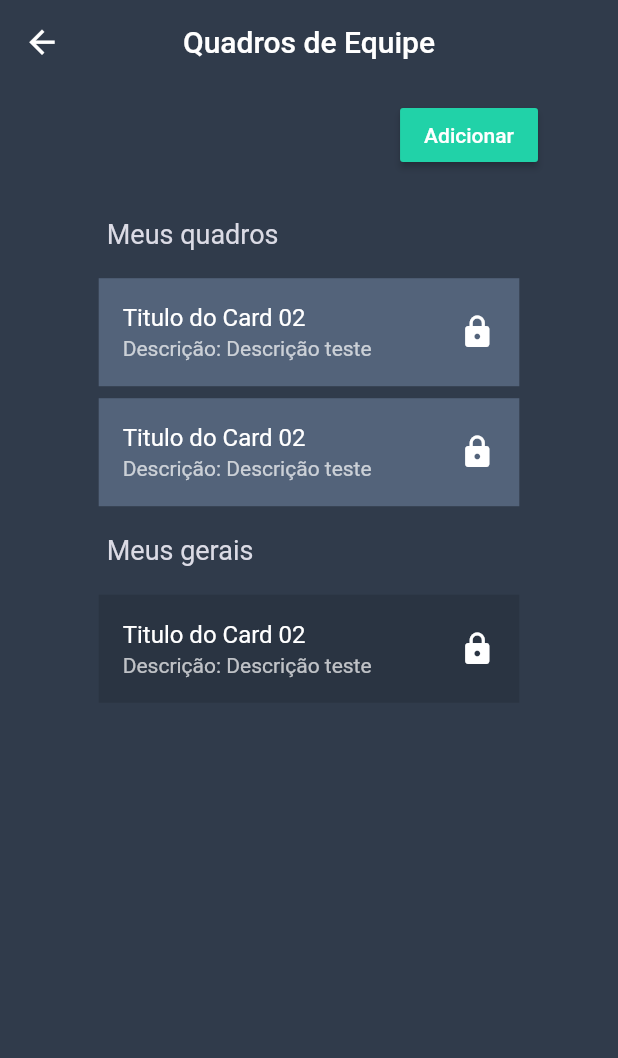
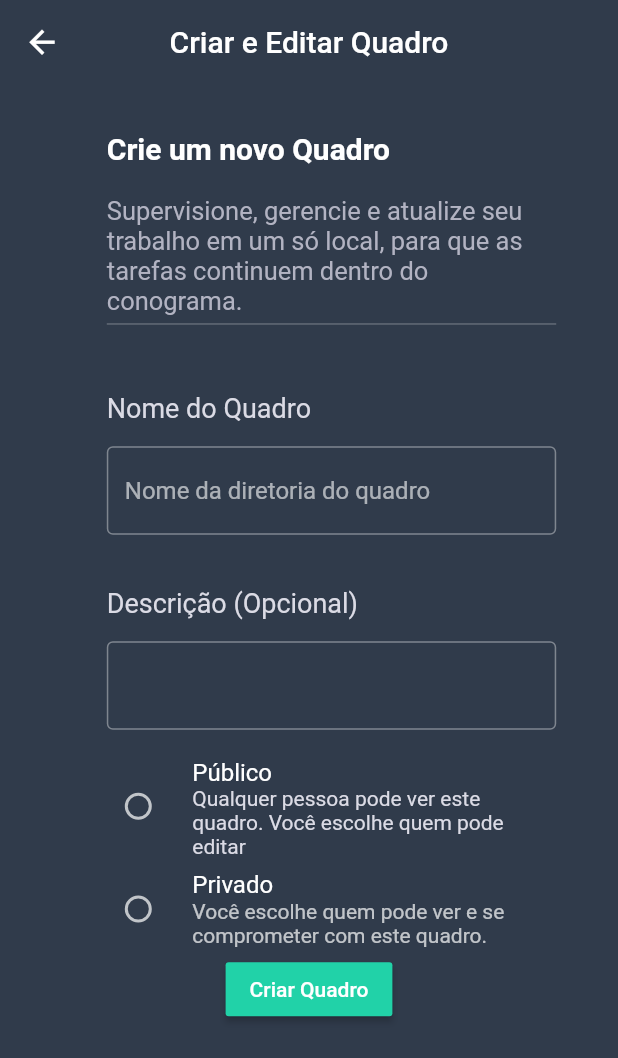
Before and after one commit to catalunha/pmsbmobile3, a Flutter app: the ControleTarefaHomePage screen opened by its route, after a tap on "Adicionar", on a phone screen of 412 x 824 dp. Shown: the top 1058 px of the screen. Run offline on Flutter 3.47's test engine with Material 2 defaults, Android fonts, the phone set to English and light mode, and no system bars; our stand-ins replace csv, file_picker, firebase_messaging, firebase_storage, flutter_local_notifications, flutter_markdown and 7 more; missing offline and left inert: dart:html, firebase, firebaseauth_wrapper, firebaseauth_wrapper_flutter, firebaseauth_wrapper_web, firestore_wrapper and 6 more; accounts and stored records are empty.

Commit message:
Design da tela de criacao e edicao de quadro de equipe do controle

```diff
--- a/lib/main.dart
+++ b/lib/main.dart
@@ -196,6 +196,7 @@ class MyApp extends StatelessWidget {
         //controle
         "/controle/home": (context) => ControleTarefaHomePage(authBloc),
         "/controle/quadro_tarefas": (context) => QuadroTarefasPageHomePage(authBloc),
+        "/controle/editar_criar_quadro": (context) => ControleEditarCriarPage(),
 
         //Painel
         "/painel/home": (context) => PainelListPage(authBloc),
--- /dev/null
+++ b/lib/pages/controle/controle_criar_editar_page.dart
@@ -0,0 +1,187 @@
+import 'package:flutter/material.dart';
+import 'package:pmsbmibile3/components/default_scaffold.dart';
+import 'package:pmsbmibile3/style/pmsb_colors.dart';
+import 'package:pmsbmibile3/style/pmsb_styles.dart';
+
+class ControleEditarCriarPage extends StatefulWidget {
+  @override
+  _ControleEditarCriarPageState createState() =>
+      _ControleEditarCriarPageState();
+}
+
+class _ControleEditarCriarPageState extends State<ControleEditarCriarPage> {
+  int botaoradioSelecionado;
+  @override
+  void initState() {
+    super.initState();
+    botaoradioSelecionado = 0;
+  }
+
+  setBotaoRadioSelecionado(int val) {
+    setState(() {
+      botaoradioSelecionado = val;
+    });
+  }
+
+  @override
+  Widget build(BuildContext context) {
+    return DefaultScaffold(
+      backgroundColor: PmsbColors.navbar,
+      backToRootPage: false,
+      title: Text("Criar e Editar Quadro"),
+      body: body(),
+    );
+  }
+
+  Widget body() {
+    return Container(
+      child: Column(
+        children: <Widget>[Expanded(child: mainQuadro())],
+      ),
+    );
+  }
+
+  Widget mainQuadro() {
+    double width = MediaQuery.of(context).size.width;
+    double height = MediaQuery.of(context).size.height;
+
+    return Padding(
+      padding: EdgeInsets.symmetric(
+        horizontal: width * 0.10,
+        vertical: height * 0.02,
+      ),
+      child: Container(
+        child: ListView(
+          children: <Widget>[
+            textoTitulo("Crie um novo Quadro"),
+            textoSubtitulo(
+                "Supervisione, gerencie e atualize seu trabalho em um só local, para que as tarefas continuem dentro do conograma."),
+            Padding(
+              padding: const EdgeInsets.only(left: 30),
+              child: Container(
+                color: Colors.white24,
+                width: MediaQuery.of(context).size.width * 0.05,
+                height: 1,
+              ),
+            ),
+            Padding(padding: EdgeInsets.all(15)),
+            textoQuadro("Nome do Quadro"),
+            Padding(
+              padding: const EdgeInsets.only(left: 30),
+              child: TextField(
+                textAlign: TextAlign.start,
+                decoration: InputDecoration(
+                    border: OutlineInputBorder(),
+                    fillColor: Colors.black12,
+                    hintText: 'Nome da diretoria do quadro'),
+              ),
+            ),
+            Padding(padding: EdgeInsets.all(10)),
+            textoQuadro("Descrição (Opcional)"),
+            Padding(
+              padding: const EdgeInsets.only(left: 30),
+              child: TextField(
+                textAlign: TextAlign.start,
+                decoration: InputDecoration(
+                  border: OutlineInputBorder(),
+                  fillColor: Colors.black12,
+                ),
+              ),
+              //RadioListTile(
+              // value: 1,
+              // groupValue: 1,
+              // title: Text("Botão 1"),
+              //),
+            ),
+            Padding(
+              padding: const EdgeInsets.all(15),
+              child: Column(
+                children: <Widget>[
+                  RadioListTile(
+                    title: Text(
+                      "Público",
+                      style: PmsbStyles.textoPrimario,
+                    ),
+                    subtitle: Text(
+                      "Qualquer pessoa pode ver este quadro. Você escolhe quem pode editar",
+                      style: PmsbStyles.textoSecundario,
+                    ),
+                    value: 1,
+                    groupValue: botaoradioSelecionado,
+                    activeColor: PmsbColors.cor_destaque,
+                    onChanged: (val) {
+                      print("Radio $val");
+                      setBotaoRadioSelecionado(val);
+                    },
+                  ),
+                  RadioListTile(
+                    title: Text(
+                      "Privado",
+                      style: PmsbStyles.textoPrimario,
+                    ),
+                    subtitle: Text(
+                        "Você escolhe quem pode ver e se comprometer com este quadro."),
+                    value: 2,
+                    groupValue: botaoradioSelecionado,
+                    activeColor: PmsbColors.cor_destaque,
+                    onChanged: (val) {
+                      print("Radio $val");
+                      setBotaoRadioSelecionado(val);
+                    },
+                  ),
+                  RaisedButton(
+                    child: Text("Criar Quadro"),
+                    color: PmsbColors.cor_destaque,
+                    onPressed: () {
+                      Navigator.pushNamed(
+                          context, "/controle/editar_criar_quadro");
+                    },
+                  ),
+                ],
+              ),
+            ),
+          ],
+        ),
+      ),
+    );
+  }
+
+  Widget textoTitulo(String texto) {
+    return Padding(
+      padding: EdgeInsets.only(top: 15.0, bottom: 15.0, left: 30),
+      child: Text(
+        texto,
+        style: TextStyle(
+            color: PmsbColors.texto_primario,
+            fontSize: 20,
+            fontWeight: FontWeight.bold),
+      ),
+    );
+  }
+
+  Widget textoSubtitulo(String texto) {
+    return Padding(
+      padding: EdgeInsets.only(top: 5.0, bottom: 5.0, left: 30),
+      child: Text(
+        texto,
+        style: TextStyle(
+          color: PmsbColors.texto_terciario,
+          fontSize: 17,
+        ),
+      ),
+    );
+  }
+
+  Widget textoQuadro(String texto) {
+    return Padding(
+      padding: EdgeInsets.only(top: 15.0, bottom: 15.0, left: 30),
+      child: Text(
+        texto,
+        style: TextStyle(
+          color: PmsbColors.texto_secundario,
+          fontSize: 18,
+        ),
+      ),
+    );
+  }
+}
--- a/lib/pages/controle/controle_home_page.dart
+++ b/lib/pages/controle/controle_home_page.dart
@@ -56,7 +56,9 @@ class _ControleTarefaHomePageState extends State<ControleTarefaHomePage> {
                 RaisedButton(
                   child: Text("Adicionar"),
                   color: PmsbColors.cor_destaque,
-                  onPressed: () {},
+                  onPressed: () {
+                    Navigator.pushNamed(context, "/controle/editar_criar_quadro");
+                  },
                 )
               ],
             ),
--- a/lib/pages/pages.dart
+++ b/lib/pages/pages.dart
@@ -63,6 +63,7 @@ export 'package:pmsbmibile3/pages/administracao/administracao_perfil_page.dart';
 
 //controle
 export 'package:pmsbmibile3/pages/controle/controle_home_page.dart';
+export 'package:pmsbmibile3/pages/controle/controle_criar_editar_page.dart';
 
 //chat
 export 'package:pmsbmibile3/pages/chat/chat_page.dart';
```
Also changed, not shown: pubspec.lock, 1 other file.
